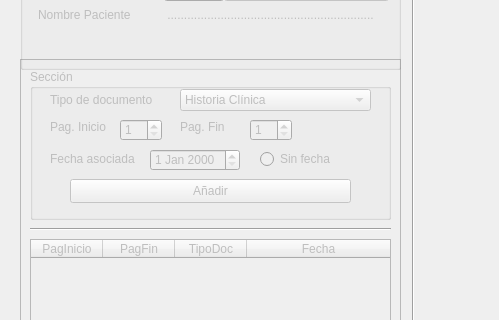
Old version of the form pdfTools.ui in the repository veketor/pdfTools; both pictures show x 0 to 499 and y 90 to 410 of the 800 by 600 pixel window.
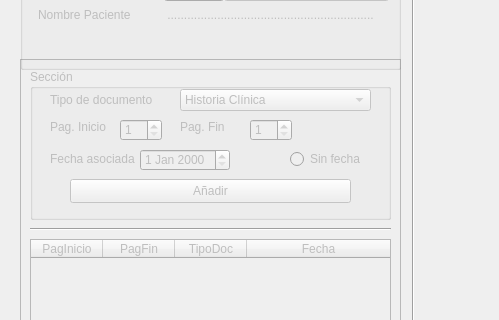
New version of the form.

Commit message:
Added split or cut pdf functionality
TODO: check if pdf name exists and resolve.

```diff
--- a/pdfTools.ui
+++ b/pdfTools.ui
@@ -161,7 +161,7 @@
      <widget class="QDateEdit" name="dateEdit">
       <property name="geometry">
        <rect>
-        <x>120</x>
+        <x>110</x>
         <y>80</y>
         <width>90</width>
         <height>22</height>
@@ -401,7 +401,7 @@
      <widget class="QRadioButton" name="rbSinFecha">
       <property name="geometry">
        <rect>
-        <x>230</x>
+        <x>260</x>
         <y>80</y>
         <width>89</width>
         <height>20</height>
```
The commit also changes 1 other file.
